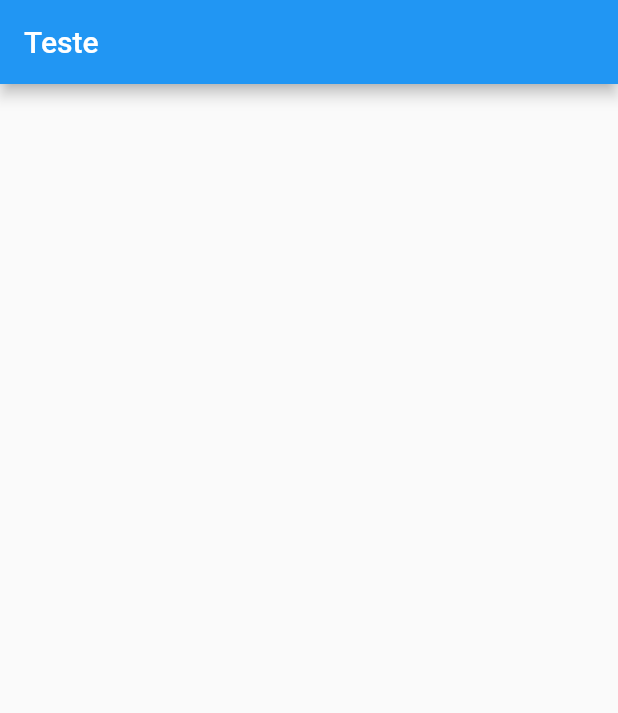
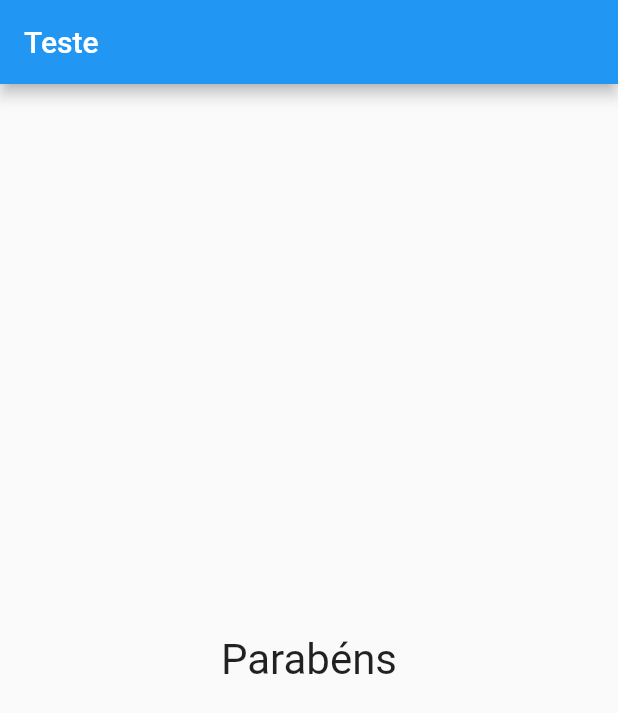
Before and after one commit to SimonViegas/cod3r_projeto_perguntas, a Flutter app: the screen it shows after launch, after a tap on "Preto", after a tap on "Cobra", on a phone screen of 412 x 824 dp. Shown: the top 713 px of the screen. Run offline on Flutter 3.47's test engine with Material 2 defaults, Android fonts, the phone set to English and light mode, and no system bars.

```diff
--- a/lib/main.dart
+++ b/lib/main.dart
@@ -1,6 +1,6 @@
 import 'package:flutter/material.dart';
-import './questao.dart';
-import './resposta.dart';
+import 'package:projeto_perguntas/questionario.dart';
+import './resultado.dart';
 
 void main() => runApp(const PerguntasApp());
 
@@ -17,6 +17,8 @@ class _PerguntaAppState extends State<PerguntasApp> {
     }
   ];
 
+  final textoResultado = 'Parabéns';
+
   void _responder() {
     if (temPerguntaSeleciona) {
       setState(() {
@@ -31,14 +33,6 @@ class _PerguntaAppState extends State<PerguntasApp> {
 
   @override
   Widget build(BuildContext context) {
-    List<String> respostas = temPerguntaSeleciona
-        ? _perguntas[_perguntaSelecionada].cast()['respostas']
-        : [];
-
-    // for (var textoResp in perguntas[_perguntaSelecionada].cast()['respostas']) {
-    //   respostas.add(Resposta(textoResp, _responder));
-    // }
-
     return MaterialApp(
       debugShowCheckedModeBanner: false,
       home: Scaffold(
@@ -46,11 +40,11 @@ class _PerguntaAppState extends State<PerguntasApp> {
           title: const Text('Teste'),
         ),
         body: temPerguntaSeleciona
-            ? Column(children: [
-                Questao(_perguntas[_perguntaSelecionada]['texto'].toString()),
-                ...respostas.map((t) => Resposta(t, _responder)).toList(),
-              ])
-            : null,
+            ? Questionario(
+                perguntas: _perguntas,
+                perguntaSelecionada: _perguntaSelecionada,
+                quandoResponder: _responder)
+            : Resultado(textoResultado),
       ),
     );
   }
--- /dev/null
+++ b/lib/questionario.dart
@@ -0,0 +1,34 @@
+import 'package:flutter/material.dart';
+import './questao.dart';
+import './resposta.dart';
+
+class Questionario extends StatelessWidget {
+  final List<Map<String, Object>> perguntas;
+  final int perguntaSelecionada;
+  final void Function() quandoResponder;
+
+  const Questionario({
+    required this.perguntas,
+    required this.perguntaSelecionada,
+    required this.quandoResponder,
+    Key? key,
+  }) : super(key: key);
+
+  bool get temPerguntaSeleciona {
+    return perguntaSelecionada < perguntas.length;
+  }
+
+  @override
+  Widget build(BuildContext context) {
+    List<String> respostas = temPerguntaSeleciona
+        ? perguntas[perguntaSelecionada].cast()['respostas']
+        : [];
+
+    return Column(
+      children: [
+        Questao(perguntas[perguntaSelecionada]['texto'].toString()),
+        ...respostas.map((t) => Resposta(t, quandoResponder)).toList(),
+      ],
+    );
+  }
+}
--- /dev/null
+++ b/lib/resultado.dart
@@ -0,0 +1,16 @@
+import 'package:flutter/material.dart';
+
+class Resultado extends StatelessWidget {
+  final String texto;
+  const Resultado(this.texto, {Key? key}) : super(key: key);
+
+  @override
+  Widget build(BuildContext context) {
+    return Center(
+      child: Text(
+        texto,
+        style: const TextStyle(fontSize: 28),
+      ),
+    );
+  }
+}
```
